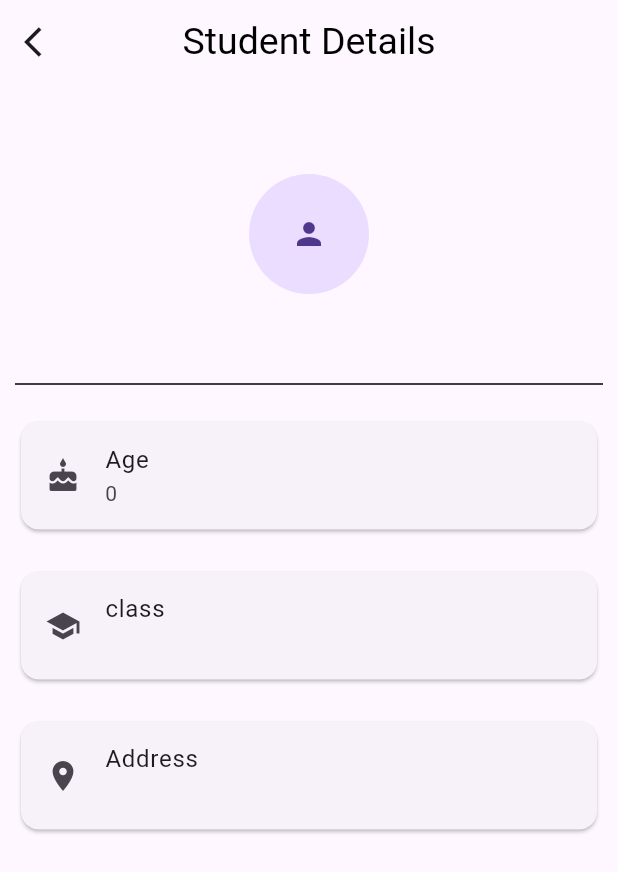
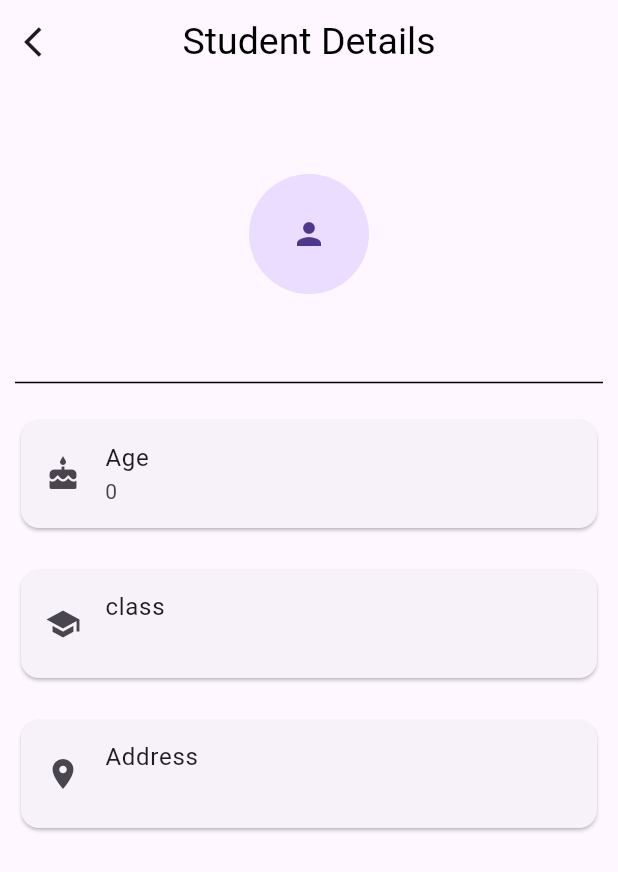
Before and after one commit to shamseernpm-beep/students_managment, a Flutter app: the Details screen opened directly with empty values, on a phone screen of 412 x 824 dp. Shown: the top 872 px of the screen. Run offline on Flutter 3.47's test engine with Material 3 defaults, Android fonts, the phone set to English and light mode, and no system bars; our stand-ins replace hive_flutter; accounts and stored records are empty.

Commit message:
start student managment1

```diff
--- a/lib/details.dart
+++ b/lib/details.dart
@@ -45,7 +45,7 @@ class _DetailsState extends State<Details> {
                   ],
                 ),
               ),
-              SizedBox(height: 20),
+              SizedBox(height: 19),
               Divider(height: 2, color: Colors.black),
               SizedBox(height: 20),
               Card(
```
